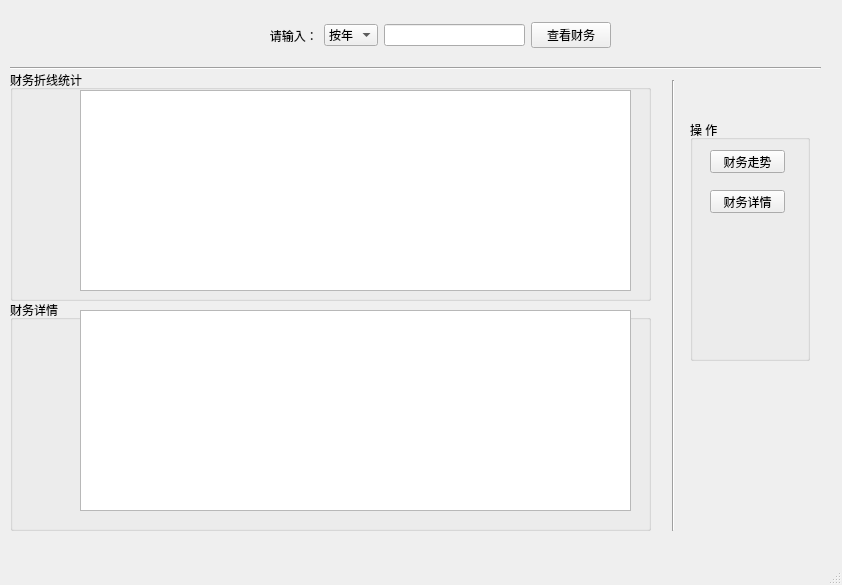
Above: Python_tensorflow_LicensePlate/front/finance_Ui.ui from handsomeyaqiang/plate_number_of_company_parking_lot before the change. Below: the same form after it.
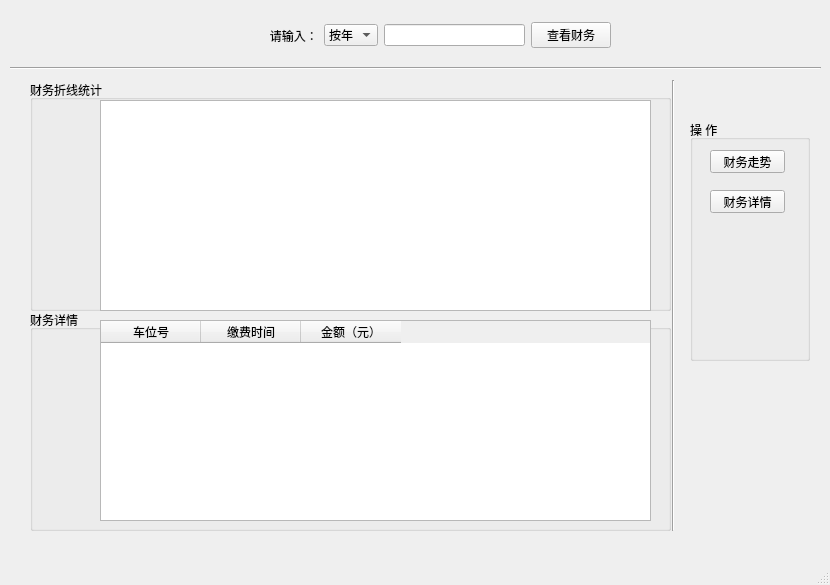
That is the form after the change.

Commit message: 车牌号设为不可更改类型，财务管理更改了布局

The edit to the form file:
```diff
--- a/Python_tensorflow_LicensePlate/front/finance_Ui.ui
+++ b/Python_tensorflow_LicensePlate/front/finance_Ui.ui
@@ -6,7 +6,7 @@
    <rect>
     <x>0</x>
     <y>0</y>
-    <width>842</width>
+    <width>830</width>
     <height>585</height>
    </rect>
   </property>
@@ -143,8 +143,8 @@
    <widget class="QGroupBox" name="groupBox_2">
     <property name="geometry">
      <rect>
-      <x>10</x>
-      <y>70</y>
+      <x>30</x>
+      <y>80</y>
       <width>641</width>
       <height>231</height>
      </rect>
@@ -158,7 +158,7 @@
        <x>70</x>
        <y>20</y>
        <width>551</width>
-       <height>201</height>
+       <height>211</height>
       </rect>
      </property>
     </widget>
@@ -169,10 +169,10 @@
    <widget class="QGroupBox" name="groupBox_3">
     <property name="geometry">
      <rect>
-      <x>10</x>
-      <y>300</y>
+      <x>30</x>
+      <y>310</y>
       <width>641</width>
-      <height>231</height>
+      <height>221</height>
      </rect>
     </property>
     <property name="title">
@@ -187,6 +187,21 @@
        <height>201</height>
       </rect>
      </property>
+     <column>
+      <property name="text">
+       <string>车位号</string>
+      </property>
+     </column>
+     <column>
+      <property name="text">
+       <string>缴费时间</string>
+      </property>
+     </column>
+     <column>
+      <property name="text">
+       <string>金额（元）</string>
+      </property>
+     </column>
     </widget>
     <zorder>tableWidget</zorder>
     <zorder>label_3</zorder>
@@ -194,10 +209,10 @@
    <widget class="QLabel" name="label_3">
     <property name="geometry">
      <rect>
-      <x>3</x>
+      <x>0</x>
       <y>70</y>
-      <width>661</width>
-      <height>471</height>
+      <width>671</width>
+      <height>481</height>
      </rect>
     </property>
     <property name="text">
```
Left out of the diff: 16 changed lines with no effect on the pictures. The commit also changes 4 other files.
